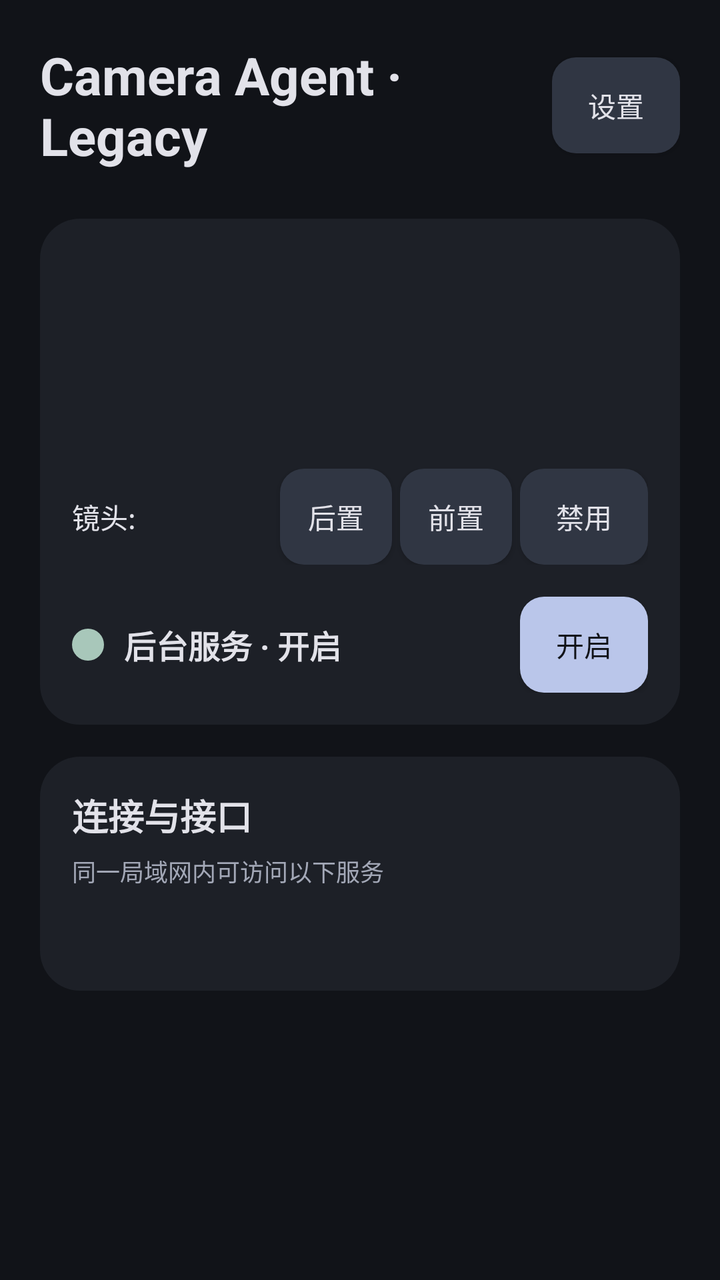
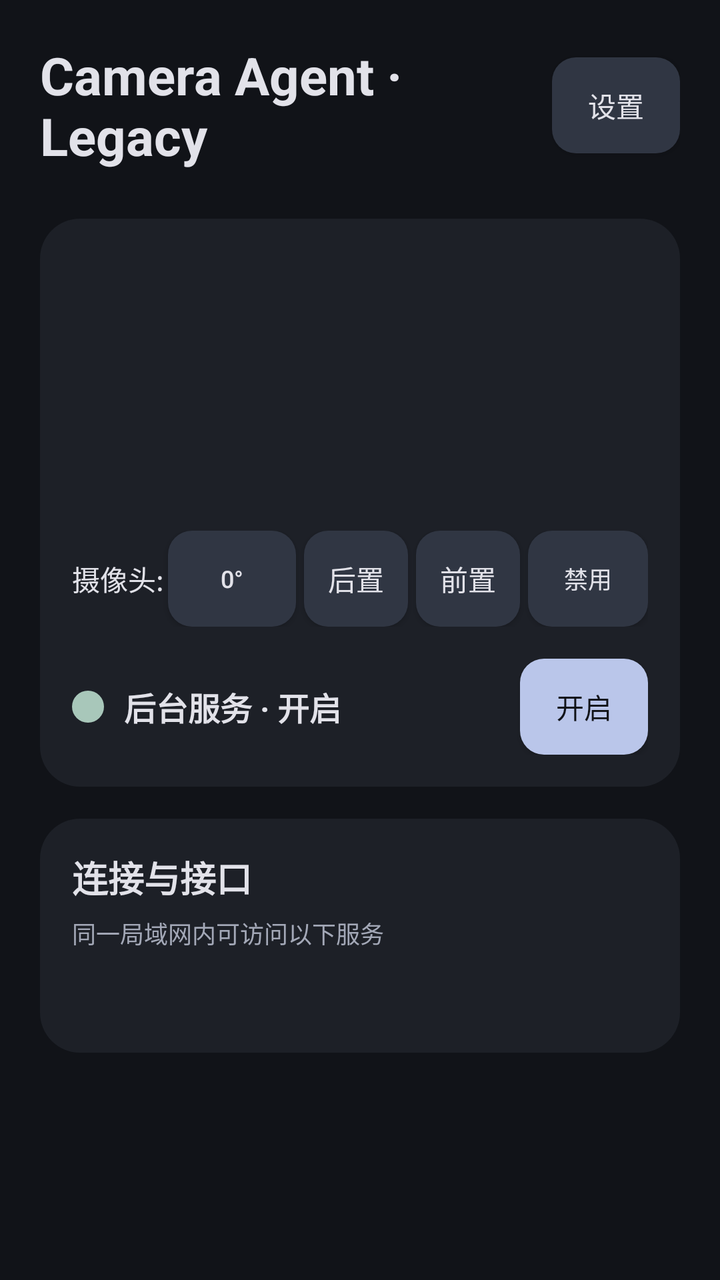

Compare the two renders of this Android layout. The source of the first and the diff that turns it into the second are given below.
<!-- AndroidManifest.xml: application theme Theme.CameraAgent -->
<!-- res/layout/activity_standby.xml -->
<?xml version="1.0" encoding="utf-8"?>
<RelativeLayout
    xmlns:android="http://schemas.android.com/apk/res/android"
    xmlns:app="http://schemas.android.com/apk/res-auto"
    android:id="@+id/root"
    android:layout_width="match_parent"
    android:layout_height="match_parent"
    android:background="@color/ui_background">
    <ScrollView
        android:layout_width="match_parent"
        android:layout_height="match_parent"
        android:fillViewport="true">
        <LinearLayout
            android:layout_width="match_parent"
            android:layout_height="wrap_content"
            android:orientation="vertical"
            android:padding="20dp">
            <LinearLayout android:layout_width="match_parent" android:layout_height="wrap_content" android:gravity="center_vertical" android:layout_marginBottom="24dp">
                <TextView android:layout_width="0dp" android:layout_weight="1" android:layout_height="wrap_content" android:text="Camera Agent · Legacy" android:textSize="26sp" android:textColor="@color/ui_text" android:textStyle="bold" />
                <Button android:id="@+id/settings" android:layout_width="64dp" android:layout_height="48dp" android:text="设置" android:textColor="@color/control_text" android:background="@drawable/control_button" />
            </LinearLayout>
            <LinearLayout android:id="@+id/service_bar" android:layout_width="match_parent" android:layout_height="wrap_content" android:orientation="vertical" android:background="@drawable/surface_card">
                <LinearLayout android:layout_width="match_parent" android:layout_height="wrap_content" android:gravity="center_vertical" android:paddingTop="12dp">
                    <TextView android:id="@+id/http_status" android:layout_width="0dp" android:layout_weight="1" android:layout_height="wrap_content" android:textColor="@color/ui_text" android:textSize="14sp" />
                    <TextView android:id="@+id/http_connections" android:layout_width="wrap_content" android:layout_height="wrap_content" android:textColor="@color/ui_text_secondary" android:textSize="12sp" />
                </LinearLayout>
                <LinearLayout android:layout_width="match_parent" android:layout_height="wrap_content" android:gravity="center_vertical" android:paddingTop="12dp">
                    <TextView android:id="@+id/mcp_status" android:layout_width="0dp" android:layout_weight="1" android:layout_height="wrap_content" android:textColor="@color/ui_text" android:textSize="14sp" />
                    <TextView android:id="@+id/mcp_connections" android:layout_width="wrap_content" android:layout_height="wrap_content" android:textColor="@color/ui_text_secondary" android:textSize="12sp" />
                </LinearLayout>
                <TextView android:id="@+id/mqtt_status" android:layout_width="match_parent" android:layout_height="wrap_content" android:paddingTop="12dp" android:textColor="@color/ui_text" android:textSize="14sp" />
                <LinearLayout android:id="@+id/facing_row" android:layout_width="match_parent" android:layout_height="wrap_content" android:gravity="center_vertical" android:layout_marginTop="16dp">
                    <TextView android:id="@+id/camera_status" android:layout_width="0dp" android:layout_weight="1" android:layout_height="wrap_content" android:text="镜头:" android:textColor="@color/ui_text" android:textSize="14sp" />
                    <Button android:id="@+id/facing_back" android:layout_width="56dp" android:layout_height="48dp" android:layout_marginLeft="4dp" android:padding="4dp" android:minWidth="0dp" android:text="后置" android:textSize="14sp" android:textColor="@color/control_text" android:background="@drawable/control_button"  />
                    <Button android:id="@+id/facing_front" android:layout_width="56dp" android:layout_height="48dp" android:layout_marginLeft="4dp" android:padding="4dp" android:minWidth="0dp" android:text="前置" android:textSize="14sp" android:textColor="@color/control_text" android:background="@drawable/control_button"  />
                    <Button android:id="@+id/facing_disabled" android:layout_width="64dp" android:layout_height="48dp" android:layout_marginLeft="4dp" android:padding="4dp" android:minWidth="0dp" android:text="禁用" android:textSize="14sp" android:textColor="@color/control_text" android:background="@drawable/control_button"  />
                </LinearLayout>
                <LinearLayout android:layout_width="match_parent" android:layout_height="wrap_content" android:gravity="center_vertical" android:layout_marginTop="16dp">
                    <View android:id="@+id/status_led" android:layout_width="16dp" android:layout_height="16dp" android:layout_marginRight="10dp" android:background="@drawable/led_green" />
                    <TextView android:id="@+id/status_text" android:layout_width="0dp" android:layout_weight="1" android:layout_height="wrap_content" android:text="后台服务 · 开启" android:textColor="@color/ui_text" android:textStyle="bold" android:textSize="16sp" android:layout_marginRight="8dp" />
                    <ToggleButton android:id="@+id/camera_service_toggle" android:layout_width="64dp" android:layout_height="48dp" android:textOn="开启" android:textOff="关闭" android:checked="true" android:background="@drawable/control_button" android:textColor="@color/control_text" />
                </LinearLayout>
            </LinearLayout>
            <LinearLayout
                android:layout_width="match_parent"
                android:layout_height="wrap_content"
                android:orientation="vertical"
                android:background="@drawable/surface_card"
                android:layout_marginTop="16dp">
                <TextView
                    android:layout_width="match_parent"
                    android:layout_height="wrap_content"
                    android:text="连接与接口"
                    android:textSize="18sp"
                    android:textColor="@color/ui_text"
                    android:textStyle="bold" />
                <TextView
                    android:layout_width="match_parent"
                    android:layout_height="wrap_content"
                    android:text="同一局域网内可访问以下服务"
                    android:textSize="12sp"
                    android:textColor="@color/ui_text_secondary"
                    android:layout_marginTop="6dp"
                    android:layout_marginBottom="16dp" />
                <TextView
                    android:layout_width="match_parent"
                    android:layout_height="wrap_content"
                    android:text=""
                    android:textSize="14sp"
                    android:textColor="@color/ui_primary"
                    android:id="@+id/info"
                    android:fontFamily="monospace"
                    android:lineSpacingExtra="6dp"
                    android:textIsSelectable="true" />
            </LinearLayout>
        </LinearLayout>
    </ScrollView>
</RelativeLayout>
<!-- resources referenced by this layout -->
<resources>
  <color name="ui_background">#111318</color>
  <color name="ui_primary">#BAC6EA</color>
  <color name="ui_text">#E2E2E9</color>
  <color name="ui_text_secondary">#A3A8B7</color>
  <!-- drawable control_button (drawable) -->
  <selector xmlns:android="http://schemas.android.com/apk/res/android"><item android:state_selected="true"><shape><solid android:color="@color/ui_primary"/><corners android:radius="12dp"/></shape></item><item android:state_checked="true"><shape><solid android:color="@color/ui_primary"/><corners android:radius="12dp"/></shape></item><item android:state_pressed="true"><shape><solid android:color="@color/ui_pressed"/><corners android:radius="12dp"/></shape></item><item><shape><solid android:color="@color/ui_control"/><corners android:radius="12dp"/></shape></item></selector>
  <!-- drawable led_green (drawable) -->
  <shape xmlns:android="http://schemas.android.com/apk/res/android" android:shape="oval"><solid android:color="@color/ui_success"/></shape>
  <!-- drawable surface_card (drawable) -->
  <shape xmlns:android="http://schemas.android.com/apk/res/android"><solid android:color="@color/ui_surface"/><corners android:radius="20dp"/><padding android:left="16dp" android:top="16dp" android:right="16dp" android:bottom="16dp"/></shape>
  <style name="Theme.CameraAgent" parent="android:style/Theme.Holo.NoActionBar">
  <item name="android:windowBackground">@color/ui_background</item>
  <item name="android:colorBackground">@color/ui_background</item>
  <item name="android:textColorPrimary">@color/ui_text</item>
  <item name="android:textColorSecondary">@color/ui_text_secondary</item>
  </style>
  <color name="ui_pressed">#40495F</color>
  <color name="ui_control">#303643</color>
  <color name="ui_success">#A8C7BA</color>
  <color name="ui_surface">#1D2027</color>
</resources>

<!-- the commit's change to res/layout/activity_standby.xml (unified diff, before → after) -->
@@ -29,11 +29,16 @@
                     <TextView android:id="@+id/mcp_connections" android:layout_width="wrap_content" android:layout_height="wrap_content" android:textColor="@color/ui_text_secondary" android:textSize="12sp" />
                 </LinearLayout>
                 <TextView android:id="@+id/mqtt_status" android:layout_width="match_parent" android:layout_height="wrap_content" android:paddingTop="12dp" android:textColor="@color/ui_text" android:textSize="14sp" />
+                <LinearLayout android:layout_width="match_parent" android:layout_height="wrap_content" android:gravity="center_vertical" android:paddingTop="12dp">
+                    <TextView android:id="@+id/camera_status" android:layout_width="0dp" android:layout_weight="1" android:layout_height="wrap_content" android:textColor="@color/ui_text" android:textSize="14sp" />
+                    <TextView android:id="@+id/cameraRuntime" android:layout_width="wrap_content" android:layout_height="wrap_content" android:textColor="@color/ui_text_secondary" android:textSize="12sp" />
+                </LinearLayout>
                 <LinearLayout android:id="@+id/facing_row" android:layout_width="match_parent" android:layout_height="wrap_content" android:gravity="center_vertical" android:layout_marginTop="16dp">
-                    <TextView android:id="@+id/camera_status" android:layout_width="0dp" android:layout_weight="1" android:layout_height="wrap_content" android:text="镜头:" android:textColor="@color/ui_text" android:textSize="14sp" />
-                    <Button android:id="@+id/facing_back" android:layout_width="56dp" android:layout_height="48dp" android:layout_marginLeft="4dp" android:padding="4dp" android:minWidth="0dp" android:text="后置" android:textSize="14sp" android:textColor="@color/control_text" android:background="@drawable/control_button"  />
-                    <Button android:id="@+id/facing_front" android:layout_width="56dp" android:layout_height="48dp" android:layout_marginLeft="4dp" android:padding="4dp" android:minWidth="0dp" android:text="前置" android:textSize="14sp" android:textColor="@color/control_text" android:background="@drawable/control_button"  />
-                    <Button android:id="@+id/facing_disabled" android:layout_width="64dp" android:layout_height="48dp" android:layout_marginLeft="4dp" android:padding="4dp" android:minWidth="0dp" android:text="禁用" android:textSize="14sp" android:textColor="@color/control_text" android:background="@drawable/control_button"  />
+                    <TextView android:layout_width="0dp" android:layout_weight="1" android:layout_height="wrap_content" android:text="摄像头:" android:textColor="@color/ui_text" android:textSize="14sp" />
+                    <Button android:id="@+id/rotation" android:layout_width="64dp" android:layout_height="48dp" android:padding="2dp" android:minWidth="0dp" android:text="0°" android:textSize="12sp" android:singleLine="true" android:textColor="@color/control_text" android:background="@drawable/control_button" />
+                    <Button android:id="@+id/facing_back" android:layout_width="52dp" android:layout_height="48dp" android:layout_marginLeft="4dp" android:padding="4dp" android:minWidth="0dp" android:text="后置" android:textSize="14sp" android:textColor="@color/control_text" android:background="@drawable/control_button"  />
+                    <Button android:id="@+id/facing_front" android:layout_width="52dp" android:layout_height="48dp" android:layout_marginLeft="4dp" android:padding="4dp" android:minWidth="0dp" android:text="前置" android:textSize="14sp" android:textColor="@color/control_text" android:background="@drawable/control_button"  />
+                    <Button android:id="@+id/facing_disabled" android:layout_width="60dp" android:layout_height="48dp" android:layout_marginLeft="4dp" android:padding="4dp" android:minWidth="0dp" android:text="禁用" android:textSize="12sp" android:singleLine="true" android:textColor="@color/control_text" android:background="@drawable/control_button"  />
                 </LinearLayout>
                 <LinearLayout android:layout_width="match_parent" android:layout_height="wrap_content" android:gravity="center_vertical" android:layout_marginTop="16dp">
                     <View android:id="@+id/status_led" android:layout_width="16dp" android:layout_height="16dp" android:layout_marginRight="10dp" android:background="@drawable/led_green" />
